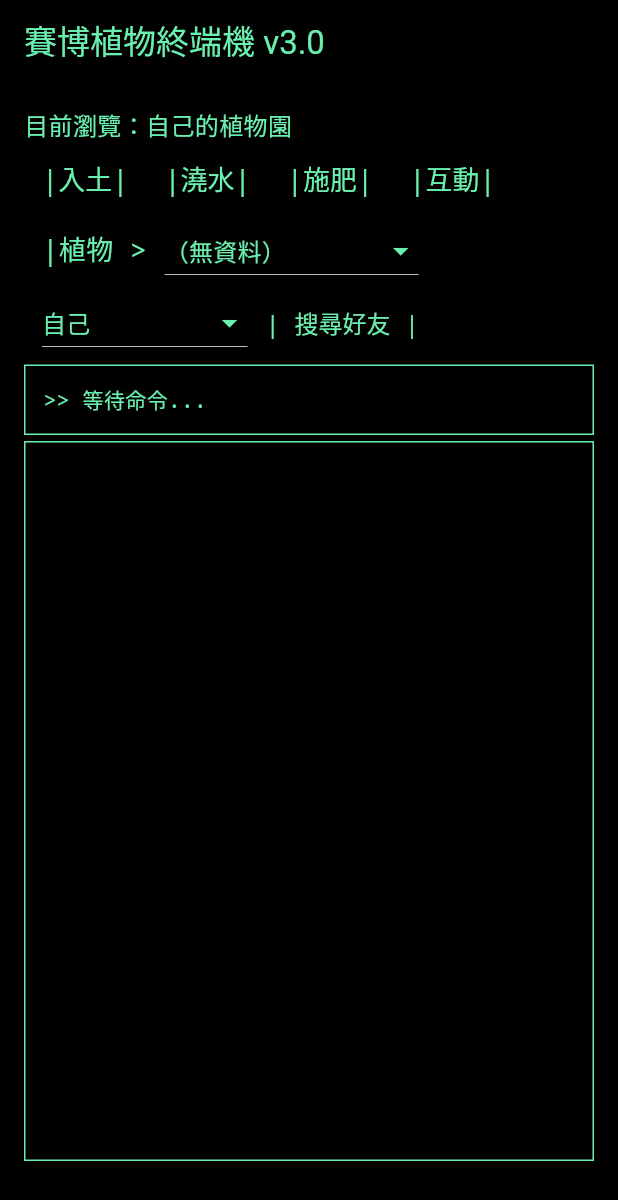
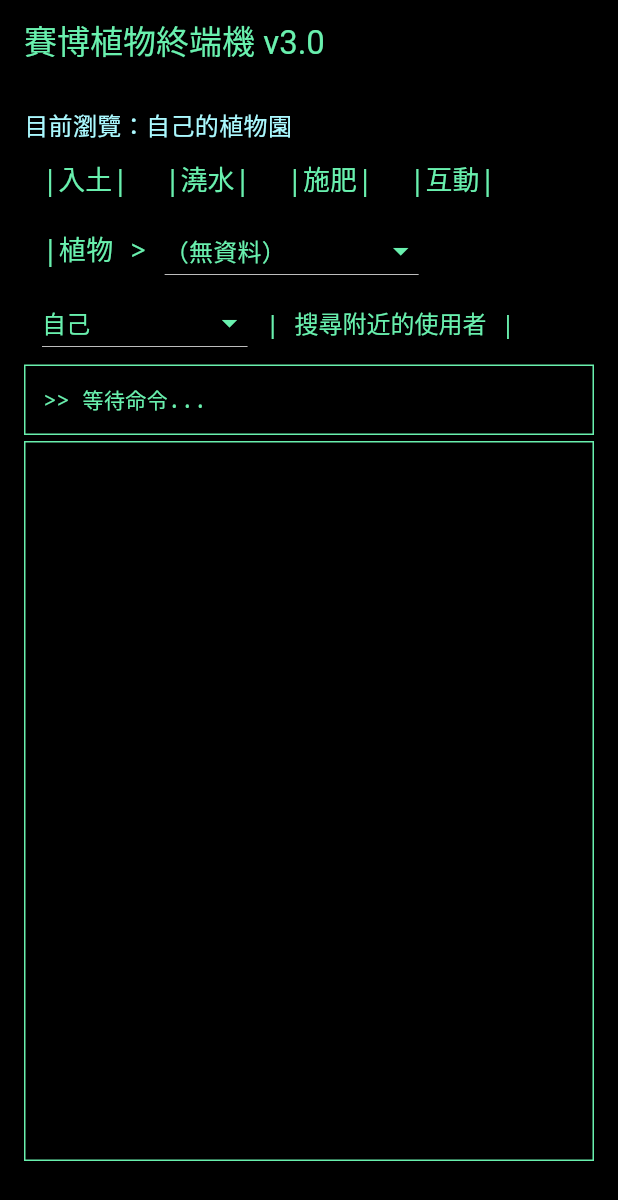
Before and after one commit to po-wei0429/Flutter-projects, a Flutter app: the TerminalStylePlantUI screen opened directly with empty values, on a phone screen of 412 x 824 dp. Shown: the top 1200 px of the screen. Run offline on Flutter 3.47's test engine with Material 3 defaults, Android fonts, the phone set to English and light mode, and no system bars; our stand-ins replace geolocator; network calls fail.

Commit message:
修改互動顯示Bug

```diff
--- a/flutter_application_1/lib/main.dart
+++ b/flutter_application_1/lib/main.dart
@@ -583,7 +583,6 @@ class _TerminalStylePlantUIState extends State<TerminalStylePlantUI> {
     }
   }
 
-
   // 根據雜草生長階段產生指定 ASCII Art
   List<String> getWeedAsciiArt(int growthStage) {
     if (growthStage == -1) {
@@ -797,23 +796,36 @@ class _TerminalStylePlantUIState extends State<TerminalStylePlantUI> {
 
   Widget _asciiArtOrGifWidget() {
     Widget asciiColumn(List<String> lines) {
-      return SizedBox(
-        width: 380,
-        height: 480,
-        child: Column(
-          crossAxisAlignment: CrossAxisAlignment.start,
-          mainAxisSize: MainAxisSize.max,
-          children: lines.map((line) => SelectableText(
-            line,
-            style: const TextStyle(
-              fontFamily: 'monospace',
-              fontSize: 18,
-              color: Colors.greenAccent,
-              height: 1.0,
-              letterSpacing: 1.0,
+      return Column(
+        crossAxisAlignment: CrossAxisAlignment.start,
+        children: List.generate(lines.length, (i) {
+          final line = lines[i];
+          return RichText(
+            text: TextSpan(
+              children: line.split('').map((char) {
+                Color color;
+
+                // 因為是反轉過來的畫面，第 0~4 列實際是原本的第 21~17 行（盆栽）
+                if (i >= 0 && i <= 4) {
+                  color = Colors.brown;
+                } else {
+                  color = Colors.greenAccent;
+                }
+
+                return TextSpan(
+                  text: char,
+                  style: TextStyle(
+                    color: color,
+                    fontFamily: 'monospace',
+                    fontSize: 18,
+                    height: 1.0,
+                    letterSpacing: 1.0,
+                  ),
+                );
+              }).toList(),
             ),
-          )).toList(),
-        ),
+          );
+        }),
       );
     }
 
@@ -831,7 +843,7 @@ class _TerminalStylePlantUIState extends State<TerminalStylePlantUI> {
 
       // 雨天效果
       if (_weather.toLowerCase().contains('rain')) {
-        return ClearAsciiOverlay(asciiArt: _asciiArt);
+        return RainAsciiOverlay(asciiArt: _asciiArt);
       }
       // 晴天
       if (_weather.toLowerCase().contains('clear')) {
@@ -843,10 +855,8 @@ class _TerminalStylePlantUIState extends State<TerminalStylePlantUI> {
       }
 
     }
-
     return asciiColumn(_asciiArt);
   }
-
 
   @override
   Widget build(BuildContext context) {
@@ -872,7 +882,7 @@ class _TerminalStylePlantUIState extends State<TerminalStylePlantUI> {
                       : ''),
               style: TextStyle(
                 fontFamily: 'monospace',
-                color: Colors.greenAccent,
+                color: const Color.fromARGB(255, 171, 249, 255),
                 fontSize: 16,
               ),
             ),
@@ -1132,7 +1142,7 @@ class _TerminalStylePlantUIState extends State<TerminalStylePlantUI> {
                       },
                     );
                   } : null,
-                  child: Text("| 搜尋好友 |"),
+                  child: Text("| 搜尋附近的使用者 |"),
                   style: ElevatedButton.styleFrom(
                     backgroundColor: Colors.black,
                     foregroundColor: Colors.greenAccent,
```
